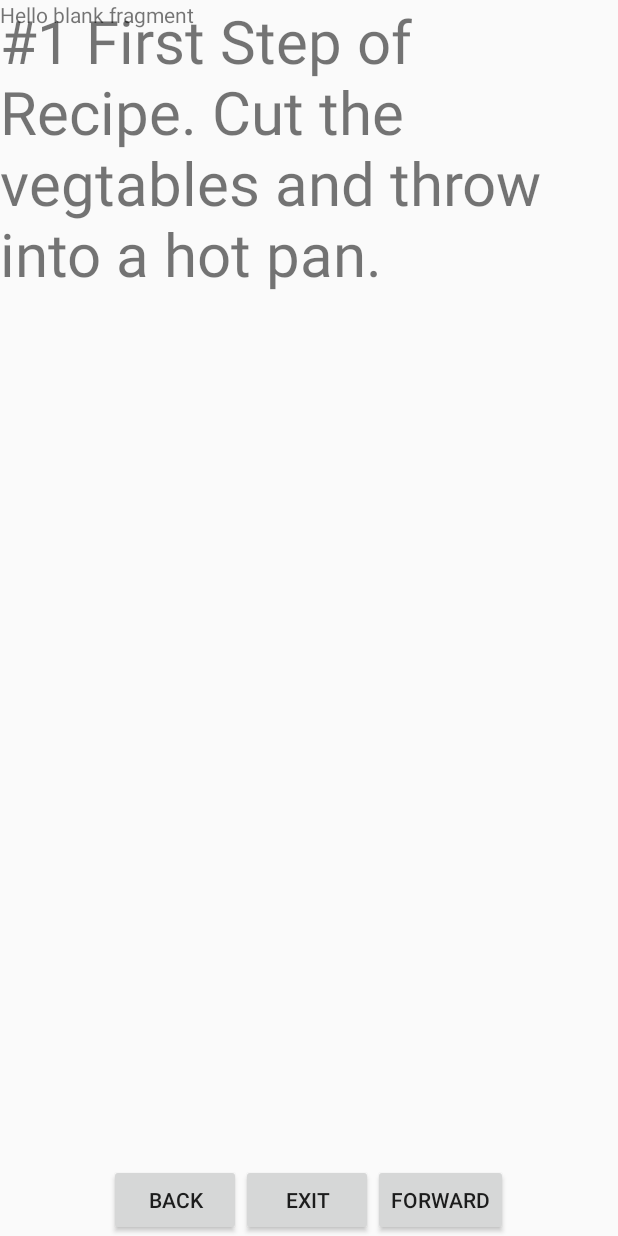
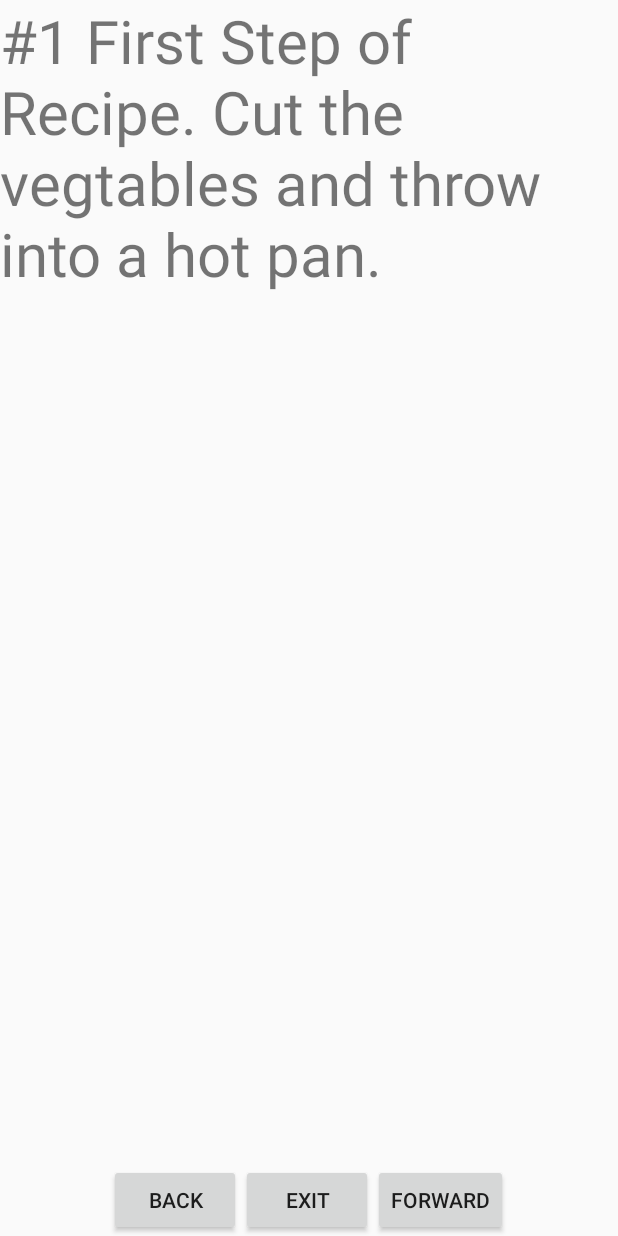
Before and after one commit to shawndur/MealDesigner, an Android app: the fragment RecipeFragment shown on its own in the app's theme, on a phone screen of 412 x 824 dp. Run offline under Robolectric (Android 15) with nearby library versions, the light colour scheme and no system bars.

Commit message:
xml file for recipe read through- fixed

```diff
--- a/app/src/main/res/layout/fragment_recipe.xml
+++ b/app/src/main/res/layout/fragment_recipe.xml
@@ -1,15 +1,10 @@
-<FrameLayout xmlns:android="http://schemas.android.com/apk/res/android"
+<?xml version="1.0" encoding="utf-8"?>
+
+<RelativeLayout xmlns:android="http://schemas.android.com/apk/res/android"
+    android:layout_width="fill_parent"
+    android:layout_height="fill_parent"
     xmlns:tools="http://schemas.android.com/tools"
-    android:layout_width="match_parent"
-    android:layout_height="match_parent"
     tools:context="letseat.mealdesigner.RecipeFragment">
-
-    <!-- TODO: Update blank fragment layout -->
-    <?xml version="1.0" encoding="utf-8"?>
-
-    <RelativeLayout xmlns:android="http://schemas.android.com/apk/res/android"
-        android:layout_width="fill_parent"
-        android:layout_height="fill_parent">
 
         <LinearLayout
             android:id="@+id/buttons"
@@ -51,9 +46,3 @@
         </ScrollView>
 
     </RelativeLayout>
-    <TextView
-        android:layout_width="match_parent"
-        android:layout_height="match_parent"
-        android:text="@string/hello_blank_fragment" />
-
-</FrameLayout>
```
